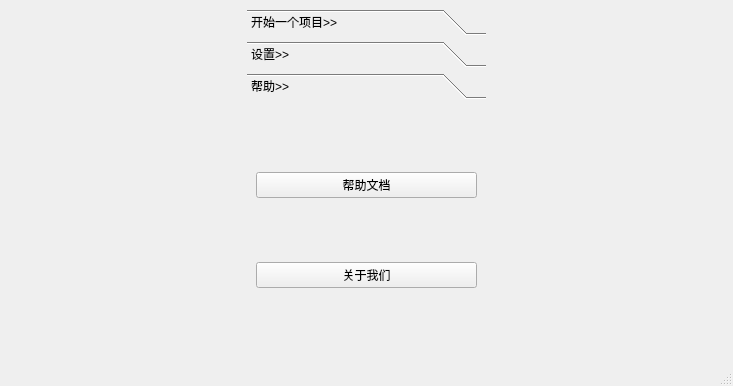
This is res/ui/launch.ui in LiYorange/MyOFP2.0 as Qt 5 draws it before an edit. The edited form follows.
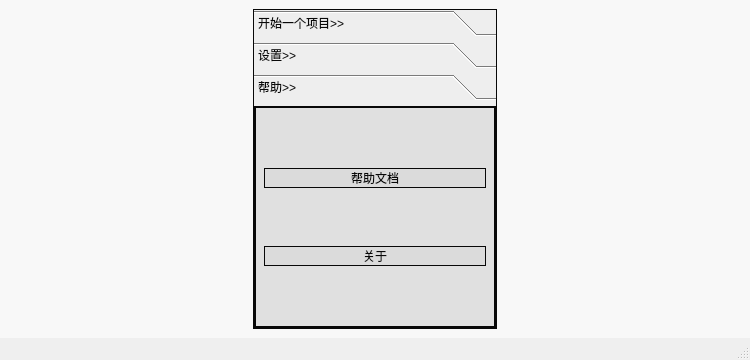
This is the edited form. The open tabs and pages were chosen to show the change. Icons and pictures are not drawn.

Diff of the .ui file:
```diff
--- a/res/ui/launch.ui
+++ b/res/ui/launch.ui
@@ -6,8 +6,8 @@
    <rect>
     <x>0</x>
     <y>0</y>
-    <width>733</width>
-    <height>386</height>
+    <width>750</width>
+    <height>360</height>
    </rect>
   </property>
   <property name="sizePolicy">
@@ -16,6 +16,12 @@
     <verstretch>0</verstretch>
    </sizepolicy>
   </property>
+  <property name="maximumSize">
+   <size>
+    <width>750</width>
+    <height>360</height>
+   </size>
+  </property>
   <property name="windowTitle">
    <string>MainWindow</string>
   </property>
@@ -23,7 +29,13 @@
    <string/>
   </property>
   <property name="styleSheet">
-   <string notr="true"/>
+   <string notr="true">QWidget#centralwidget {
+	background-color: rgba(252,252,252,70%);
+	background-image: url(:/背景/主界面背景.png);
+}</string>
+  </property>
+  <property name="toolButtonStyle">
+   <enum>Qt::ToolButtonIconOnly</enum>
   </property>
   <property name="animated">
    <bool>true</bool>
@@ -62,7 +74,12 @@
        <enum>Qt::LeftToRight</enum>
       </property>
       <property name="styleSheet">
-       <string notr="true"/>
+       <string notr="true">border:1px solid #080808;
+color: rgb(8, 8, 8);
+color: rgb(36, 36, 36);
+color: rgb(94, 94, 94);
+color: rgb(8, 8, 8);
+background-color: rgba(200,200,200,20%);</string>
       </property>
       <property name="frameShape">
        <enum>QFrame::NoFrame</enum>
@@ -182,8 +199,8 @@
         <rect>
          <x>0</x>
          <y>0</y>
-         <width>98</width>
-         <height>78</height>
+         <width>236</width>
+         <height>211</height>
         </rect>
        </property>
        <attribute name="icon">
@@ -208,7 +225,7 @@
         <item>
          <widget class="QPushButton" name="about_button">
           <property name="text">
-           <string>关于我们</string>
+           <string>关于</string>
           </property>
           <property name="icon">
            <iconset resource="../icon/launch.qrc">
```
Left out of the diff: 15 changed lines with no effect on the pictures.
